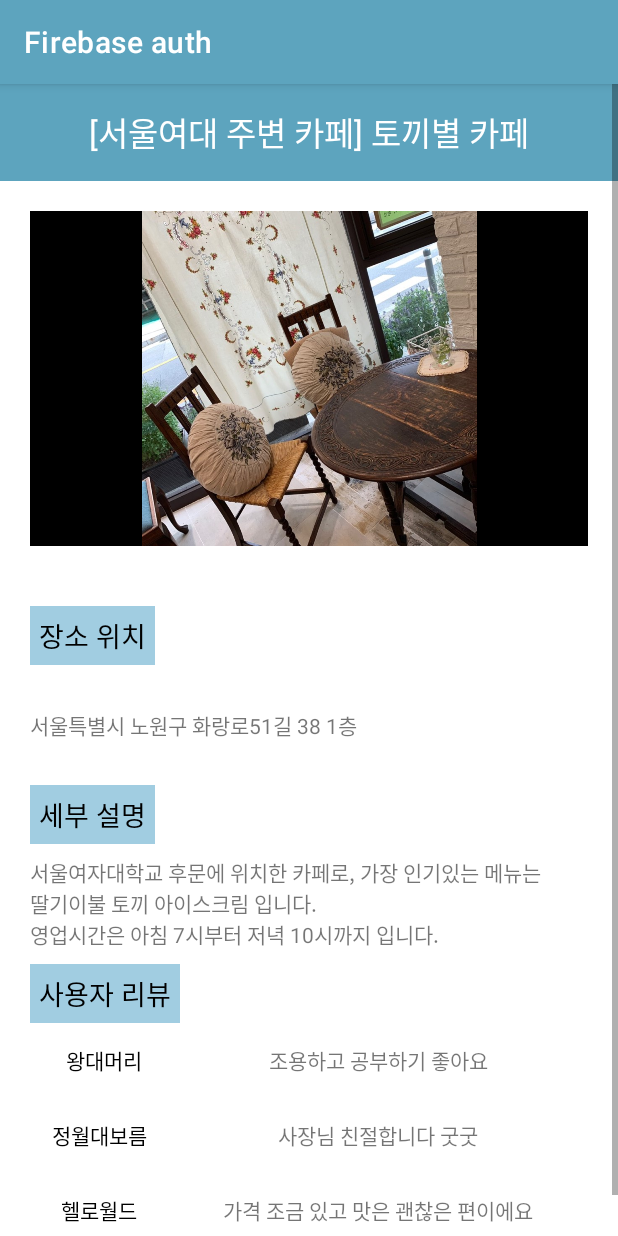
After one commit to HayeonLee88/Guru2, an Android app: the CafeResultActivity screen opened directly, with no data from a screen before it, on a phone screen of 412 x 824 dp. The commit adds this screen. Run offline under Robolectric (Android 15) with nearby library versions, the phone set to English and light mode, and no system bars.

Commit message:
최종 장소 화면 추가

```diff
--- a/app/build.gradle
+++ b/app/build.gradle
@@ -50,4 +50,5 @@ dependencies {
     implementation 'com.naver.maps:map-sdk:3.12.0'
     // 네이버 지도 위치 추적
     implementation 'com.google.android.gms:play-services-location:17.0.0'
+    implementation 'org.jetbrains.kotlin:kotlin-reflect:1.5.21'
 }
--- /dev/null
+++ b/app/src/main/java/com/android/firebaseauth/views/swu_out/result/cafe/CafeResultActivity.kt
@@ -0,0 +1,12 @@
+package com.android.firebaseauth.views.swu_out.result.cafe
+
+import androidx.appcompat.app.AppCompatActivity
+import android.os.Bundle
+import com.android.firebaseauth.R
+
+class CafeResultActivity : AppCompatActivity() {
+    override fun onCreate(savedInstanceState: Bundle?) {
+        super.onCreate(savedInstanceState)
+        setContentView(R.layout.activity_cafe_result)
+    }
+}
--- /dev/null
+++ b/app/src/main/res/layout/activity_cafe_result.xml
@@ -0,0 +1,156 @@
+<?xml version="1.0" encoding="utf-8"?>
+<ScrollView xmlns:android="http://schemas.android.com/apk/res/android"
+    xmlns:app="http://schemas.android.com/apk/res-auto"
+    xmlns:tools="http://schemas.android.com/tools"
+    android:layout_width="match_parent"
+    android:layout_height="match_parent"
+    android:background="@color/white"
+    android:orientation="vertical"
+    tools:context=".views.swu_out.result.cafe.CafeResultActivity">
+    <LinearLayout
+        android:layout_width="wrap_content"
+        android:layout_height="wrap_content"
+        android:orientation="vertical">
+        <TextView
+            android:id="@+id/PlaceName"
+            android:layout_width="match_parent"
+            android:layout_height="wrap_content"
+            android:ems="10"
+            android:layout_gravity="center"
+            android:background="@color/darkblue"
+            android:textSize="22sp"
+            android:padding="16dp"
+            android:textColor="@color/white"
+            android:inputType="textPersonName"
+            android:text="[서울여대 주변 카페] 토끼별 카페"
+            android:gravity="center_horizontal" />
+
+        <ImageView
+            android:id="@+id/imageView"
+            android:layout_width="wrap_content"
+            android:layout_height="223dp"
+            android:layout_gravity="center"
+            android:layout_margin="20dp"
+            android:background="#000000"
+            android:maxWidth="200dp"
+            android:maxHeight="50dp"
+            android:src="@drawable/tokkibeul" />
+
+        <LinearLayout
+            android:layout_width="match_parent"
+            android:layout_height="match_parent"
+            android:orientation="vertical"
+            android:layout_margin="20dp">
+
+            <TextView
+                android:id="@+id/TitleAddress"
+                android:layout_width="wrap_content"
+                android:layout_height="wrap_content"
+                android:textColor="@android:color/black"
+                android:textSize="18sp"
+                android:background="@color/skyblue"
+                android:padding="6dp"
+                android:text="장소 위치" />
+
+            <TextView
+                android:id="@+id/PostalAddress"
+                android:layout_width="match_parent"
+                android:layout_height="80dp"
+                android:gravity="center_vertical"
+                android:text="서울특별시 노원구 화랑로51길 38 1층" />
+
+            <TextView
+                android:id="@+id/TitleExplain"
+                android:layout_width="wrap_content"
+                android:layout_height="wrap_content"
+                android:textColor="@android:color/black"
+                android:textSize="18sp"
+                android:background="@color/skyblue"
+                android:padding="6dp"
+                android:text="세부 설명" />
+
+            <TextView
+                android:id="@+id/Explain"
+                android:layout_width="match_parent"
+                android:layout_height="80dp"
+                android:ems="10"
+                android:gravity="center_vertical"
+                android:text="서울여자대학교 후문에 위치한 카페로, 가장 인기있는 메뉴는 \n딸기이불 토끼 아이스크림 입니다.
+                                \n영업시간은 아침 7시부터 저녁 10시까지 입니다. " />
+
+            <TextView
+                android:id="@+id/TitleRiview"
+                android:layout_width="wrap_content"
+                android:layout_height="wrap_content"
+                android:textColor="@android:color/black"
+                android:textSize="18sp"
+                android:background="@color/skyblue"
+                android:padding="6dp"
+                android:text="사용자 리뷰" />
+
+            <LinearLayout
+                android:layout_width="match_parent"
+                android:layout_height="wrap_content"
+                android:orientation="horizontal">
+
+                <TextView
+                    android:id="@+id/NickName1"
+                    android:layout_width="92dp"
+                    android:layout_height="match_parent"
+                    android:gravity="center"
+                    android:textColor="@android:color/black"
+                    android:text="  왕대머리" />
+
+                <TextView
+                    android:id="@+id/Review1"
+                    android:layout_width="match_parent"
+                    android:layout_height="50dp"
+                    android:gravity="center"
+                    android:text="조용하고 공부하기 좋아요" />
+            </LinearLayout>
+
+            <LinearLayout
+                android:layout_width="match_parent"
+                android:layout_height="wrap_content"
+                android:orientation="horizontal">
+
+                <TextView
+                    android:id="@+id/NickName2"
+                    android:layout_width="92dp"
+                    android:layout_height="match_parent"
+                    android:gravity="center"
+                    android:textColor="@android:color/black"
+                    android:text="정월대보름" />
+
+                <TextView
+                    android:id="@+id/Review2"
+                    android:layout_width="match_parent"
+                    android:layout_height="50dp"
+                    android:gravity="center"
+                    android:text="사장님 친절합니다 굿굿" />
+            </LinearLayout>
+
+            <LinearLayout
+                android:layout_width="match_parent"
+                android:layout_height="match_parent"
+                android:orientation="horizontal">
+
+                <TextView
+                    android:id="@+id/NickName3"
+                    android:layout_width="92dp"
+                    android:layout_height="match_parent"
+                    android:gravity="center"
+                    android:textColor="@android:color/black"
+                    android:text="헬로월드" />
+
+                <TextView
+                    android:id="@+id/Review3"
+                    android:layout_width="match_parent"
+                    android:layout_height="50dp"
+                    android:gravity="center"
+                    android:text="가격 조금 있고 맛은 괜찮은 편이에요" />
+            </LinearLayout>
+        </LinearLayout>
+
+    </LinearLayout>
+</ScrollView>
--- a/app/src/main/res/values/colors.xml
+++ b/app/src/main/res/values/colors.xml
@@ -7,4 +7,6 @@
     <color name="teal_700">#FF018786</color>
     <color name="black">#FF000000</color>
     <color name="white">#FFFFFFFF</color>
+    <color name="darkblue">#5DA4BE</color>
+    <color name="skyblue">#A1CDE1</color>
 </resources>
```
Also changed, not shown: app/src/main/AndroidManifest.xml (+18 -20 lines), app/src/main/java/com/android/firebaseauth/views/swu_in/In_FoodMapFragmentActivity.kt (+2 -5 lines), app/src/main/java/com/android/firebaseauth/views/swu_in/food/FoodResult1Activity.kt (deleted, +0 -37 lines), app/src/main/java/com/android/firebaseauth/views/swu_in/result/food/FoodResultActivity.kt (added, +12 -0 lines), app/src/main/java/com/android/firebaseauth/views/swu_out/CafeMapFragmentActivity.kt (+2 -5 lines), app/src/main/java/com/android/firebaseauth/views/swu_out/result/cafe/CafeResult1Activity.kt (deleted, +0 -34 lines), app/src/main/res/layout/activity_food_result.xml (added, +157 -0 lines), app/src/main/res/drawable-v24/addal.jpg (added), app/src/main/res/drawable-v24/tokkibeul.jpg (added).
